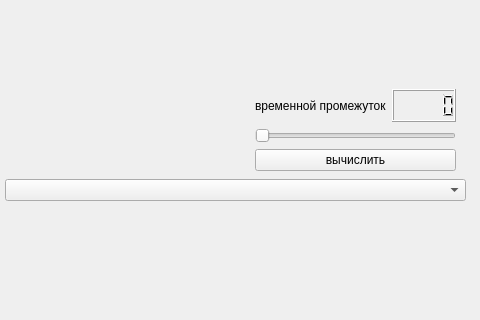
Old version of the form data/design.ui in the repository nikolamilchev/gui; both pictures show x 785 to 1265 and y 180 to 500 of the 1265 by 702 pixel window.
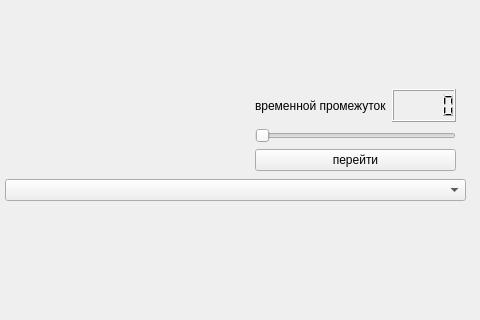
New version of the form. Custom widgets are drawn as their Qt base class.

What changed in the file:
```diff
--- a/data/design.ui
+++ b/data/design.ui
@@ -136,7 +136,7 @@
      <item row="2" column="0" colspan="2">
       <widget class="QPushButton" name="pushButton">
        <property name="text">
-        <string>вычислить</string>
+        <string>перейти</string>
        </property>
       </widget>
      </item>
```
